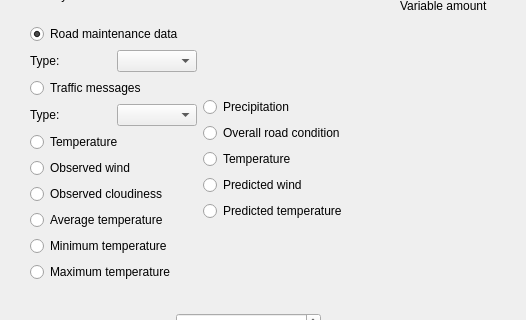
First picture: the form in rojekti/mainwindow.ui, repository victorzhj/roadConditionMonitor, before the edit; both pictures show x 0 to 526 and y 112 to 432 of the 836 by 996 pixel window.
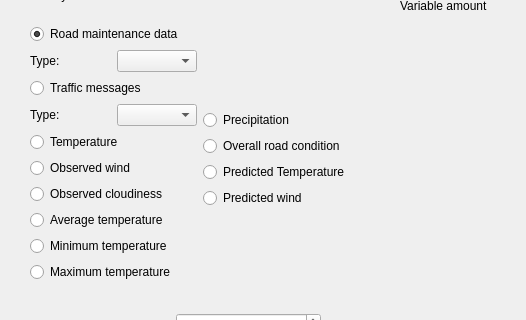
Second picture: the form after the edit.

Diff of the .ui file:
```diff
--- a/rojekti/mainwindow.ui
+++ b/rojekti/mainwindow.ui
@@ -308,7 +308,7 @@
           <bool>true</bool>
          </property>
          <property name="text">
-          <string>Temperature</string>
+          <string>Predicted Temperature</string>
          </property>
         </widget>
        </item>
@@ -322,16 +322,6 @@
          </property>
         </widget>
        </item>
-       <item>
-        <widget class="QRadioButton" name="predictedtemperature">
-         <property name="enabled">
-          <bool>true</bool>
-         </property>
-         <property name="text">
-          <string>Predicted temperature</string>
-         </property>
-        </widget>
-       </item>
        <item>
         <spacer name="verticalSpacer_4">
          <property name="orientation">
```
Left out of the diff: 2 changed lines with no effect on the pictures.
